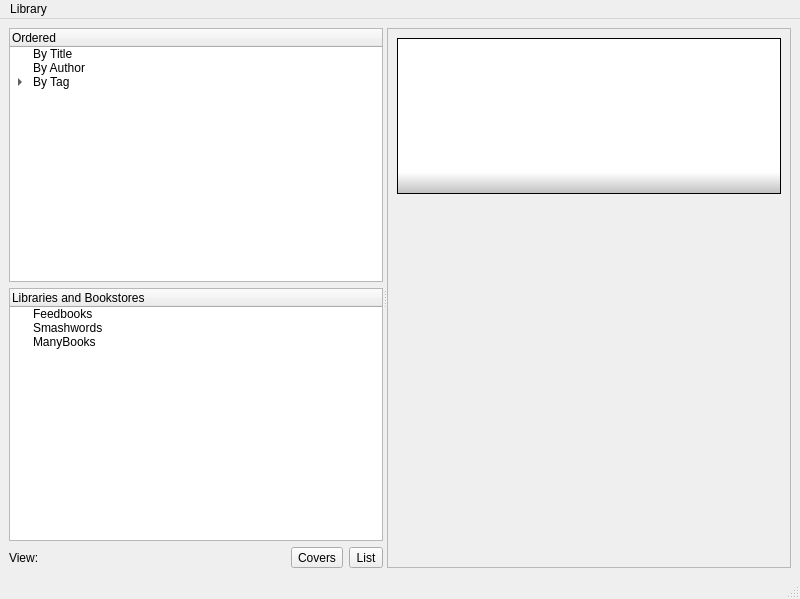
chrmorais/aranduka, file src/main.ui: the form before one commit.
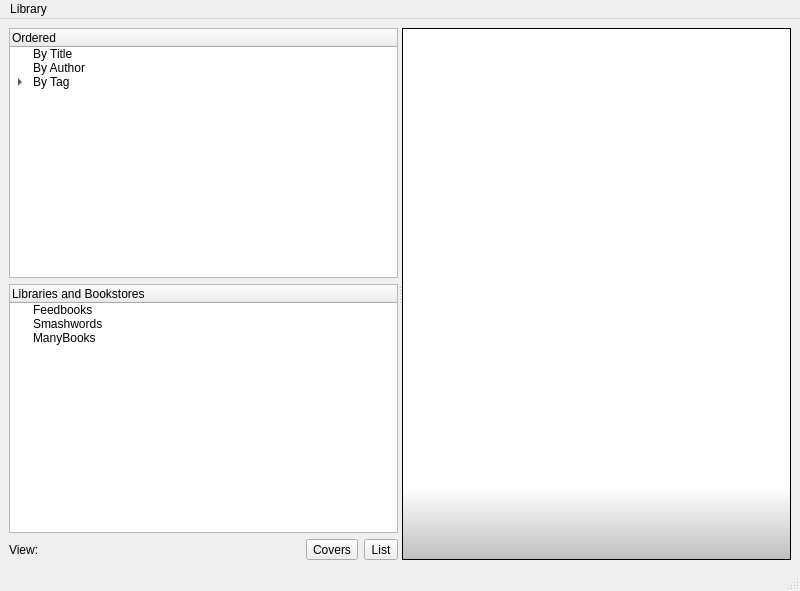
The form after the commit.

Diff of the .ui file:
```diff
--- a/src/main.ui
+++ b/src/main.ui
@@ -7,20 +7,20 @@
     <x>0</x>
     <y>0</y>
     <width>800</width>
-    <height>599</height>
+    <height>591</height>
    </rect>
   </property>
   <property name="windowTitle">
    <string>MainWindow</string>
   </property>
   <widget class="QWidget" name="centralwidget">
-   <layout class="QHBoxLayout" name="horizontalLayout_2">
+   <layout class="QVBoxLayout" name="verticalLayout_2">
     <item>
      <widget class="QSplitter" name="splitter">
       <property name="orientation">
        <enum>Qt::Horizontal</enum>
       </property>
-      <widget class="QWidget" name="layoutWidget">
+      <widget class="QWidget" name="">
        <layout class="QVBoxLayout" name="verticalLayout">
         <item>
          <widget class="QTreeWidget" name="treeWidget">
@@ -124,33 +124,9 @@
         </item>
        </layout>
       </widget>
-      <widget class="QWidget" name="layoutWidget">
-       <layout class="QVBoxLayout" name="verticalLayout_2">
-        <item>
-         <widget class="QScrollArea" name="scrollArea">
-          <property name="sizePolicy">
-           <sizepolicy hsizetype="Expanding" vsizetype="Expanding">
-            <horstretch>2</horstretch>
-            <verstretch>0</verstretch>
-           </sizepolicy>
-          </property>
-          <property name="widgetResizable">
-           <bool>true</bool>
-          </property>
-          <widget class="QWidget" name="scrollAreaWidgetContents">
-           <property name="geometry">
-            <rect>
-             <x>0</x>
-             <y>0</y>
-             <width>397</width>
-             <height>536</height>
-            </rect>
-           </property>
-           <layout class="QVBoxLayout" name="verticalLayout_3">
-            <item>
              <widget class="QListWidget" name="books">
               <property name="sizePolicy">
-               <sizepolicy hsizetype="Expanding" vsizetype="Fixed">
+        <sizepolicy hsizetype="Expanding" vsizetype="Expanding">
                 <horstretch>0</horstretch>
                 <verstretch>0</verstretch>
                </sizepolicy>
@@ -158,11 +134,11 @@
               <property name="maximumSize">
                <size>
                 <width>16777215</width>
-                <height>156</height>
+         <height>16777215</height>
                </size>
               </property>
               <property name="styleSheet">
-               <string notr="true">background-color: qlineargradient(spread:pad, x1:0, y1:1, x2:0, y2:0, stop:0 rgba(190, 190, 190, 255), stop:0.137566 rgba(255, 255, 255, 255));</string>
+        <string notr="true">background-color: qlineargradient(spread:repeat, x1:0, y1:1, x2:0, y2:0, stop:0 rgba(190, 190, 190, 255), stop:0.137566 rgba(255, 255, 255, 255));</string>
               </property>
               <property name="iconSize">
                <size>
@@ -170,29 +146,21 @@
                 <height>128</height>
                </size>
               </property>
+       <property name="gridSize">
+        <size>
+         <width>120</width>
+         <height>153</height>
+        </size>
+       </property>
               <property name="viewMode">
                <enum>QListView::IconMode</enum>
               </property>
-             </widget>
-            </item>
-            <item>
-             <spacer name="verticalSpacer">
-              <property name="orientation">
-               <enum>Qt::Vertical</enum>
-              </property>
-              <property name="sizeHint" stdset="0">
-               <size>
-                <width>20</width>
-                <height>40</height>
-               </size>
-              </property>
-             </spacer>
-            </item>
-           </layout>
-          </widget>
-         </widget>
-        </item>
-       </layout>
+       <property name="uniformItemSizes">
+        <bool>true</bool>
+       </property>
+       <property name="wordWrap">
+        <bool>true</bool>
+       </property>
       </widget>
      </widget>
     </item>
```
Lines whose indentation alone changed are shown as unchanged.
